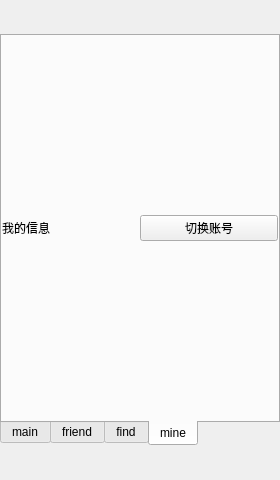
GhostsLYB/Client, file homepage.ui: the form before one commit.
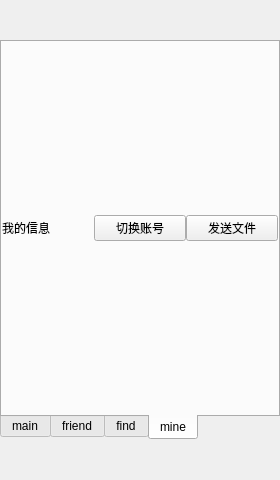
The form after the commit. The open tabs and pages were chosen to show the change. Custom widgets are drawn as their Qt base class.

Commit message: 添加了文件发送套接字，数据包封装存在问题

Patch:
```diff
--- a/homepage.ui
+++ b/homepage.ui
@@ -45,7 +45,7 @@
        <number>0</number>
       </property>
       <item row="0" column="0">
-       <layout class="QVBoxLayout" name="vLayoutMain" stretch="1,12,1">
+       <layout class="QVBoxLayout" name="vLayoutMain" stretch="1,10,1">
         <property name="spacing">
          <number>0</number>
         </property>
@@ -227,6 +227,13 @@
                  </property>
                 </widget>
                </item>
+               <item row="0" column="2">
+                <widget class="QPushButton" name="btn_sendFile">
+                 <property name="text">
+                  <string>发送文件</string>
+                 </property>
+                </widget>
+               </item>
               </layout>
              </widget>
             </item>
```
Left out of the diff: 2 changed lines with no effect on the pictures. The commit also changes 11 other files.
